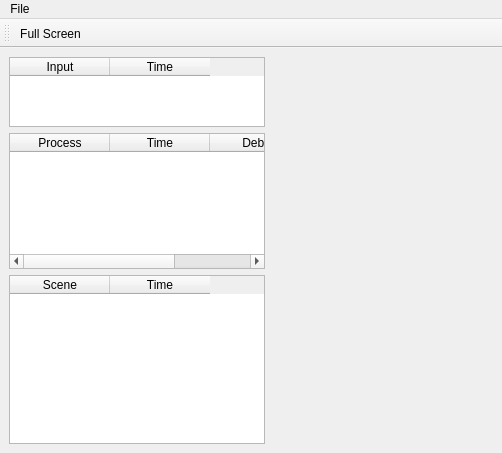
Old version of the form Scenery/gui/mainwindow.ui in the repository dkliminsky/Scenery.
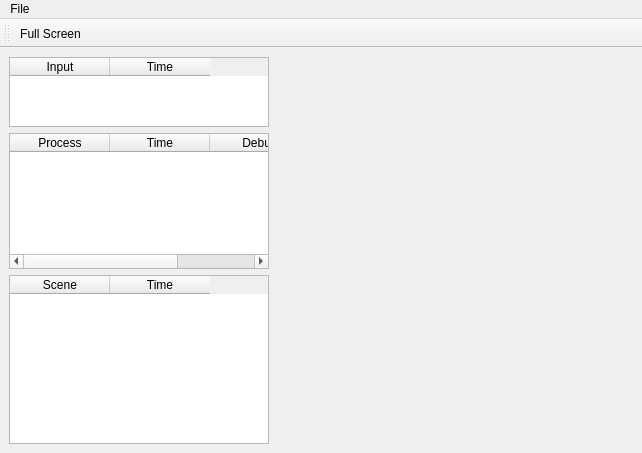
New version of the form. Icons and pictures are not drawn.

```diff
--- a/Scenery/gui/mainwindow.ui
+++ b/Scenery/gui/mainwindow.ui
@@ -6,7 +6,7 @@
    <rect>
     <x>0</x>
     <y>0</y>
-    <width>502</width>
+    <width>642</width>
     <height>453</height>
    </rect>
   </property>
@@ -141,7 +141,7 @@
     <rect>
      <x>0</x>
      <y>0</y>
-     <width>502</width>
+     <width>642</width>
      <height>21</height>
     </rect>
    </property>
```
